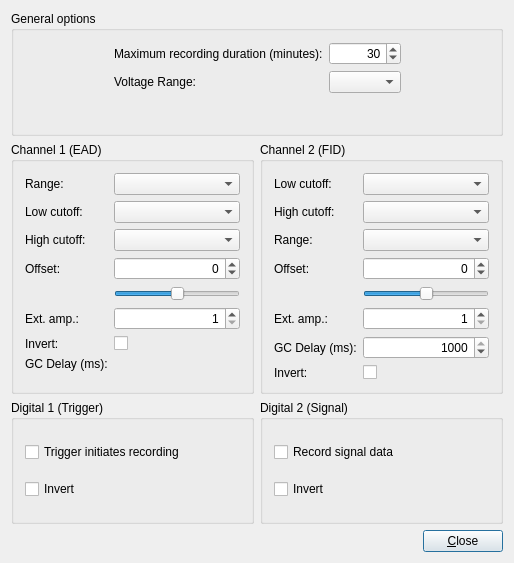
The window that View/RecordSettingsDialog.ui (ellis/gcead) describes before a commit, drawn with Qt 5.
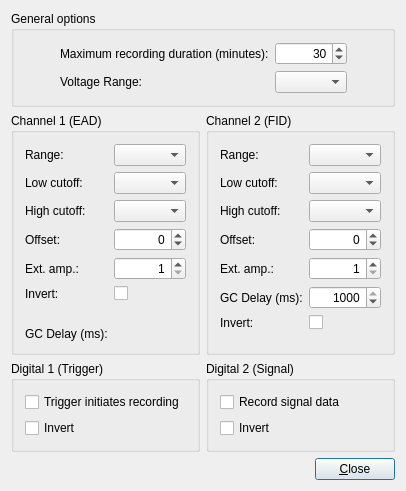
The same window after the commit.

Commit message: IdacDriverES now works with IDAC4; start working on improving RecordSettingsDialog

```diff
--- a/View/RecordSettingsDialog.ui
+++ b/View/RecordSettingsDialog.ui
@@ -6,8 +6,8 @@
    <rect>
     <x>0</x>
     <y>0</y>
-    <width>514</width>
-    <height>563</height>
+    <width>360</width>
+    <height>438</height>
    </rect>
   </property>
   <property name="windowTitle">
@@ -94,8 +94,6 @@
      <property name="title">
       <string>Channel 1 (EAD)</string>
      </property>
-     <layout class="QVBoxLayout" name="verticalLayout_3">
-      <item>
        <layout class="QFormLayout" name="formLayout">
         <item row="0" column="0">
          <widget class="QLabel" name="lblRange_1">
@@ -150,34 +148,17 @@
           </property>
          </widget>
         </item>
-        <item row="4" column="1">
-         <widget class="QSlider" name="sliderOffset_1">
-          <property name="minimum">
-           <number>-60</number>
-          </property>
-          <property name="maximum">
-           <number>60</number>
-          </property>
-          <property name="orientation">
-           <enum>Qt::Horizontal</enum>
-          </property>
-         </widget>
-        </item>
         <item row="4" column="0">
-         <widget class="QLabel" name="lblSliderOffset_1">
-          <property name="text">
-           <string/>
-          </property>
-         </widget>
-        </item>
-        <item row="6" column="0">
-         <widget class="QLabel" name="label_2">
+       <widget class="QLabel" name="label">
+        <property name="toolTip">
+         <string>External amplification</string>
+        </property>
           <property name="text">
-           <string>Invert:</string>
+         <string>Ext. amp.:</string>
           </property>
          </widget>
         </item>
-        <item row="5" column="1">
+      <item row="4" column="1">
          <widget class="QSpinBox" name="edtExternalAmplification_1">
           <property name="toolTip">
            <string>External amplification</string>
@@ -193,20 +174,24 @@
           </property>
          </widget>
         </item>
-        <item row="6" column="1">
+      <item row="5" column="0">
+       <widget class="QLabel" name="label_2">
+        <property name="text">
+         <string>Invert:</string>
+        </property>
+       </widget>
+      </item>
+      <item row="5" column="1">
          <widget class="QCheckBox" name="chkInvert_1">
           <property name="text">
            <string/>
           </property>
          </widget>
         </item>
-        <item row="5" column="0">
-         <widget class="QLabel" name="label">
-          <property name="toolTip">
-           <string>External amplification</string>
-          </property>
+      <item row="6" column="0">
+       <widget class="QLabel" name="lblSliderOffset_1">
           <property name="text">
-           <string>Ext. amp.:</string>
+         <string/>
           </property>
          </widget>
         </item>
@@ -218,8 +203,6 @@
          </widget>
         </item>
        </layout>
-      </item>
-     </layout>
     </widget>
    </item>
    <item row="1" column="1">
@@ -227,39 +210,37 @@
      <property name="title">
       <string>Channel 2 (FID)</string>
      </property>
-     <layout class="QVBoxLayout" name="verticalLayout_5">
-      <item>
        <layout class="QFormLayout" name="formLayout_2">
         <item row="0" column="0">
+       <widget class="QLabel" name="lblRange_2">
+        <property name="text">
+         <string>Range:</string>
+        </property>
+       </widget>
+      </item>
+      <item row="0" column="1">
+       <widget class="QComboBox" name="cmbRange_2"/>
+      </item>
+      <item row="1" column="0">
          <widget class="QLabel" name="label_7">
           <property name="text">
            <string>Low cutoff:</string>
           </property>
          </widget>
         </item>
-        <item row="0" column="1">
+      <item row="1" column="1">
          <widget class="QComboBox" name="cmbLowcut_2"/>
         </item>
-        <item row="1" column="0">
+      <item row="2" column="0">
          <widget class="QLabel" name="lblHighcut_2">
           <property name="text">
            <string>High cutoff:</string>
           </property>
          </widget>
         </item>
-        <item row="1" column="1">
+      <item row="2" column="1">
          <widget class="QComboBox" name="cmbHighcut_2"/>
         </item>
-        <item row="2" column="0">
-         <widget class="QLabel" name="lblRange_2">
-          <property name="text">
-           <string>Range:</string>
-          </property>
-         </widget>
-        </item>
-        <item row="2" column="1">
-         <widget class="QComboBox" name="cmbRange_2"/>
-        </item>
         <item row="3" column="0">
          <widget class="QLabel" name="label_6">
           <property name="text">
@@ -283,27 +264,7 @@
           </property>
          </widget>
         </item>
-        <item row="4" column="1">
-         <widget class="QSlider" name="sliderOffset_2">
-          <property name="minimum">
-           <number>-60</number>
-          </property>
-          <property name="maximum">
-           <number>60</number>
-          </property>
-          <property name="orientation">
-           <enum>Qt::Horizontal</enum>
-          </property>
-         </widget>
-        </item>
         <item row="4" column="0">
-         <widget class="QLabel" name="lblSliderOffset_2">
-          <property name="text">
-           <string/>
-          </property>
-         </widget>
-        </item>
-        <item row="5" column="0">
          <widget class="QLabel" name="label_10">
           <property name="toolTip">
            <string>External amplification</string>
@@ -313,7 +274,7 @@
           </property>
          </widget>
         </item>
-        <item row="5" column="1">
+      <item row="4" column="1">
          <widget class="QSpinBox" name="edtExternalAmplification_2">
           <property name="toolTip">
            <string>External amplification</string>
@@ -329,14 +290,14 @@
           </property>
          </widget>
         </item>
-        <item row="6" column="0">
+      <item row="5" column="0">
          <widget class="QLabel" name="lblDelay_2">
           <property name="text">
            <string>GC Delay (ms):</string>
           </property>
          </widget>
         </item>
-        <item row="6" column="1">
+      <item row="5" column="1">
          <widget class="QSpinBox" name="edtGcDelay">
           <property name="alignment">
            <set>Qt::AlignRight|Qt::AlignTrailing|Qt::AlignVCenter</set>
@@ -352,14 +313,14 @@
           </property>
          </widget>
         </item>
-        <item row="7" column="0">
+      <item row="6" column="0">
          <widget class="QLabel" name="label_4">
           <property name="text">
            <string>Invert:</string>
           </property>
          </widget>
         </item>
-        <item row="7" column="1">
+      <item row="6" column="1">
          <widget class="QCheckBox" name="chkInvert_2">
           <property name="text">
            <string/>
@@ -367,8 +328,19 @@
          </widget>
         </item>
        </layout>
-      </item>
-     </layout>
+     <widget class="QLabel" name="lblSliderOffset_2">
+      <property name="geometry">
+       <rect>
+        <x>11</x>
+        <y>128</y>
+        <width>16</width>
+        <height>16</height>
+       </rect>
+      </property>
+      <property name="text">
+       <string/>
+      </property>
+     </widget>
     </widget>
    </item>
    <item row="2" column="0">
@@ -376,15 +348,15 @@
      <property name="title">
       <string>Digital 1 (Trigger)</string>
      </property>
-     <layout class="QVBoxLayout" name="verticalLayout">
-      <item>
+     <layout class="QFormLayout" name="formLayout_4">
+      <item row="0" column="0">
        <widget class="QCheckBox" name="chkRecordOnTrigger">
         <property name="text">
          <string>Trigger initiates recording</string>
         </property>
        </widget>
       </item>
-      <item>
+      <item row="1" column="0">
        <widget class="QCheckBox" name="chkInvert_3">
         <property name="text">
          <string>Invert</string>
@@ -399,15 +371,15 @@
      <property name="title">
       <string>Digital 2 (Signal)</string>
      </property>
-     <layout class="QVBoxLayout" name="verticalLayout_2">
-      <item>
+     <layout class="QFormLayout" name="formLayout_5">
+      <item row="0" column="0">
        <widget class="QCheckBox" name="chkEnabled_4">
         <property name="text">
          <string>Record signal data</string>
         </property>
        </widget>
       </item>
-      <item>
+      <item row="1" column="0">
        <widget class="QCheckBox" name="chkInvert_4">
         <property name="text">
          <string>Invert</string>
```
Left out of the diff: 8 changed lines with no effect on the pictures. Lines whose indentation alone changed are shown as unchanged. The commit also changes 4 other files.
